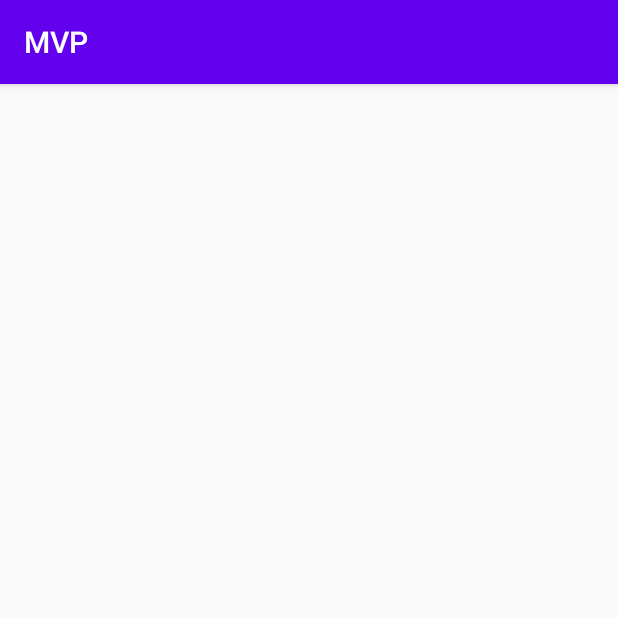
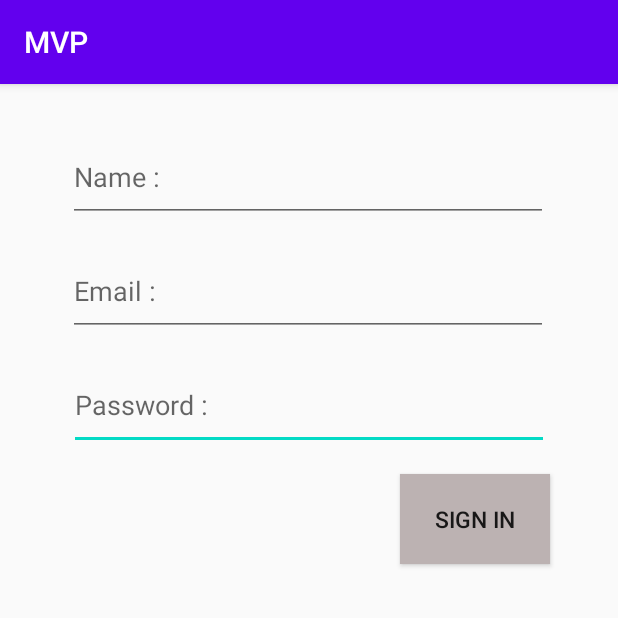
Before and after one commit to ArmanZiaei83/MVP, an Android app: the SingIn screen opened directly, with no data from a screen before it, on a phone screen of 412 x 824 dp, the top half of it. Run offline under Robolectric (Android 15) with nearby library versions, the phone set to English and light mode, and no system bars.

Commit message:
Feat SingIn UI : sign in ui created

```diff
--- a/app/src/main/java/com/example/mvp/MainActivity.java
+++ b/app/src/main/java/com/example/mvp/MainActivity.java
@@ -2,6 +2,7 @@ package com.example.mvp;
 
 import androidx.appcompat.app.AppCompatActivity;
 
+import android.content.Intent;
 import android.os.Bundle;
 import android.text.TextUtils;
 import android.view.View;
@@ -29,6 +30,8 @@ public class MainActivity extends AppCompatActivity implements view {
             @Override
             public void onClick(View v) {
 
+                Intent toSignIn = new Intent(MainActivity.this , SingIn.class);
+                startActivity(toSignIn);
             }
         });
         mainActivityPresentor = new MainActivityPresentor(this);
--- a/app/src/main/res/layout/activity_sing_in.xml
+++ b/app/src/main/res/layout/activity_sing_in.xml
@@ -6,4 +6,70 @@
     android:layout_height="match_parent"
     tools:context=".SingIn">
 
+    <Button
+        android:id="@+id/btn_sing_in"
+        android:layout_width="100dp"
+        android:layout_height="60dp"
+        android:layout_marginStart="8dp"
+        android:layout_marginLeft="8dp"
+        android:layout_marginTop="16dp"
+        android:layout_marginEnd="8dp"
+        android:layout_marginRight="8dp"
+        android:background="#BCB2B2"
+        android:text="sign in"
+        android:textSize="15sp"
+        app:layout_constraintEnd_toEndOf="parent"
+        app:layout_constraintHorizontal_bias="0.874"
+        app:layout_constraintStart_toStartOf="parent"
+        app:layout_constraintTop_toBottomOf="@+id/sign_in_pass" />
+
+    <EditText
+        android:id="@+id/sign_in_pass"
+        android:layout_width="320dp"
+        android:layout_height="60dp"
+        android:layout_marginStart="8dp"
+        android:layout_marginLeft="8dp"
+        android:layout_marginTop="16dp"
+        android:layout_marginEnd="8dp"
+        android:layout_marginRight="8dp"
+        android:ems="10"
+        android:hint="Password :"
+        android:inputType="textPassword"
+        app:layout_constraintEnd_toEndOf="parent"
+        app:layout_constraintStart_toStartOf="parent"
+        app:layout_constraintTop_toBottomOf="@+id/sign_in_email" />
+
+    <EditText
+        android:id="@+id/sign_in_email"
+        android:layout_width="320dp"
+        android:layout_height="60dp"
+        android:layout_marginStart="8dp"
+        android:layout_marginLeft="8dp"
+        android:layout_marginTop="16dp"
+        android:layout_marginEnd="8dp"
+        android:layout_marginRight="8dp"
+        android:ems="10"
+        android:hint="Email :"
+        android:inputType="textEmailAddress"
+        app:layout_constraintEnd_toEndOf="parent"
+        app:layout_constraintHorizontal_bias="0.493"
+        app:layout_constraintStart_toStartOf="parent"
+        app:layout_constraintTop_toBottomOf="@+id/name" />
+
+    <EditText
+        android:id="@+id/name"
+        android:layout_width="320dp"
+        android:layout_height="60dp"
+        android:layout_marginStart="8dp"
+        android:layout_marginLeft="8dp"
+        android:layout_marginTop="32dp"
+        android:layout_marginEnd="8dp"
+        android:layout_marginRight="8dp"
+        android:ems="10"
+        android:hint="Name :"
+        android:inputType="textPersonName"
+        app:layout_constraintEnd_toEndOf="parent"
+        app:layout_constraintHorizontal_bias="0.493"
+        app:layout_constraintStart_toStartOf="parent"
+        app:layout_constraintTop_toTopOf="parent" />
 </androidx.constraintlayout.widget.ConstraintLayout>
```
Also changed, not shown: app/src/main/java/com/example/mvp/SingIn.java (line endings or trailing spaces).
